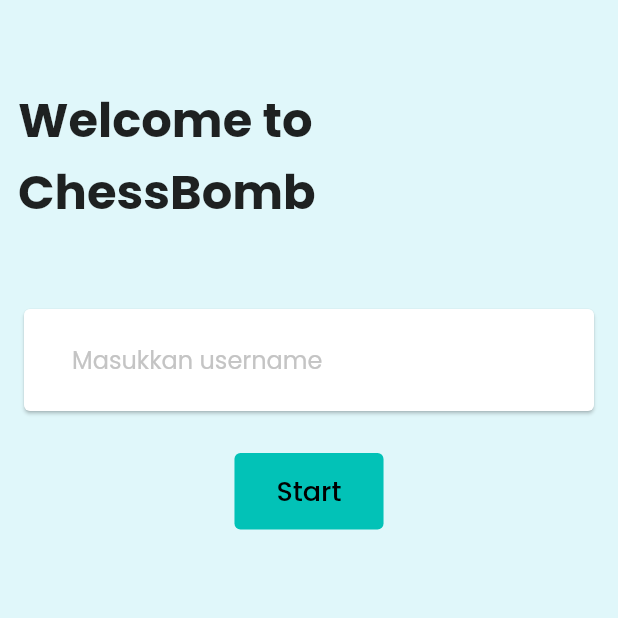
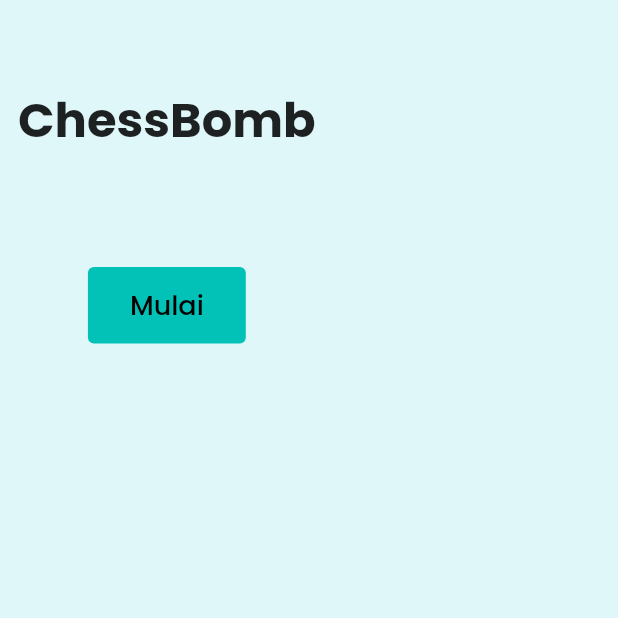
Before and after one commit to reAlpha39/chessbomb, a Flutter app: the screen it shows after launch, on a phone screen of 412 x 824 dp, the top half of it. Run offline on Flutter 3.47's test engine with Material 2 defaults, Android fonts, the phone set to English and light mode, and no system bars; our stand-ins replace awesome_dialog, bloc, flutter_bloc, freezed_annotation, get_it, go_router and 3 more.

Commit message:
Ubah string text

```diff
--- a/lib/app/game/pages/game_page.dart
+++ b/lib/app/game/pages/game_page.dart
@@ -201,7 +201,7 @@ class _GameLayout extends StatelessWidget {
                   }
                 }
               },
-              child: 'Start Turn'
+              child: 'Mulai'
                   .text
                   .xl2
                   .center
@@ -227,13 +227,13 @@ class _GameLayout extends StatelessWidget {
                 children: [
                   Column(
                     children: [
-                      'Total Time Limit'.text.base.make(),
+                      'Sisa waktu permainan'.text.base.make(),
                       const GameTimer(),
                     ],
                   ).px12(),
                   Column(
                     children: [
-                      'Turn Time'.text.base.make(),
+                      'Sisa waktu giliran'.text.base.make(),
                       const TurnTimer(),
                     ],
                   ).px12(),
--- a/lib/app/home/pages/home_page.dart
+++ b/lib/app/home/pages/home_page.dart
@@ -36,28 +36,13 @@ class _HomeBody extends StatelessWidget {
         children: [
           const SizedBox(height: 32),
           const Text(
-            'Welcome to ChessBomb',
+            'ChessBomb',
             style: TextStyle(
               fontSize: 32,
               fontWeight: FontWeight.bold,
             ),
           ),
           const SizedBox(height: 50),
-          Card(
-            child: Padding(
-              padding: const EdgeInsets.symmetric(
-                vertical: 8.0,
-                horizontal: 24.0,
-              ),
-              child: TextField(
-                controller: context.read<PlayerIdCubit>().playerId,
-                decoration: const InputDecoration(
-                  border: InputBorder.none,
-                  hintText: "Masukkan username",
-                ),
-              ),
-            ),
-          ),
           Padding(
             padding: const EdgeInsets.symmetric(
               vertical: 24.0,
@@ -65,7 +50,7 @@ class _HomeBody extends StatelessWidget {
             child: ElevatedButton(
               onPressed: () => context.pushNamed('game_page'),
               child: const Text(
-                'Start',
+                'Mulai',
                 style: TextStyle(fontSize: 18),
               ),
             ),
```
Also changed, not shown: lib/presentation/dialogs.dart (+24 -25 lines).
